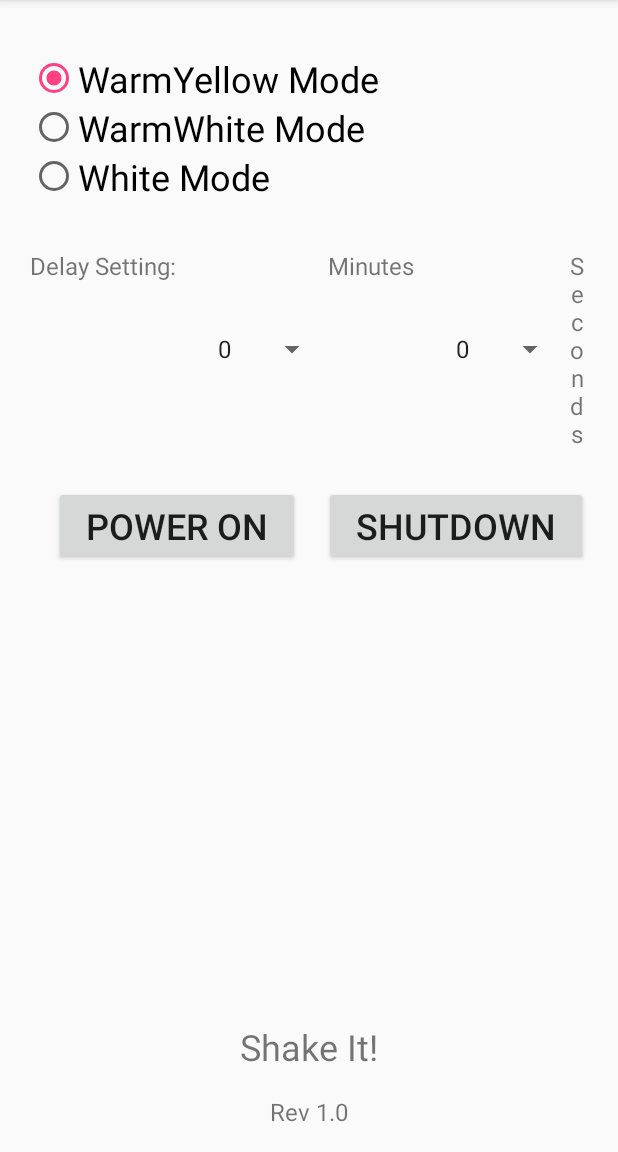
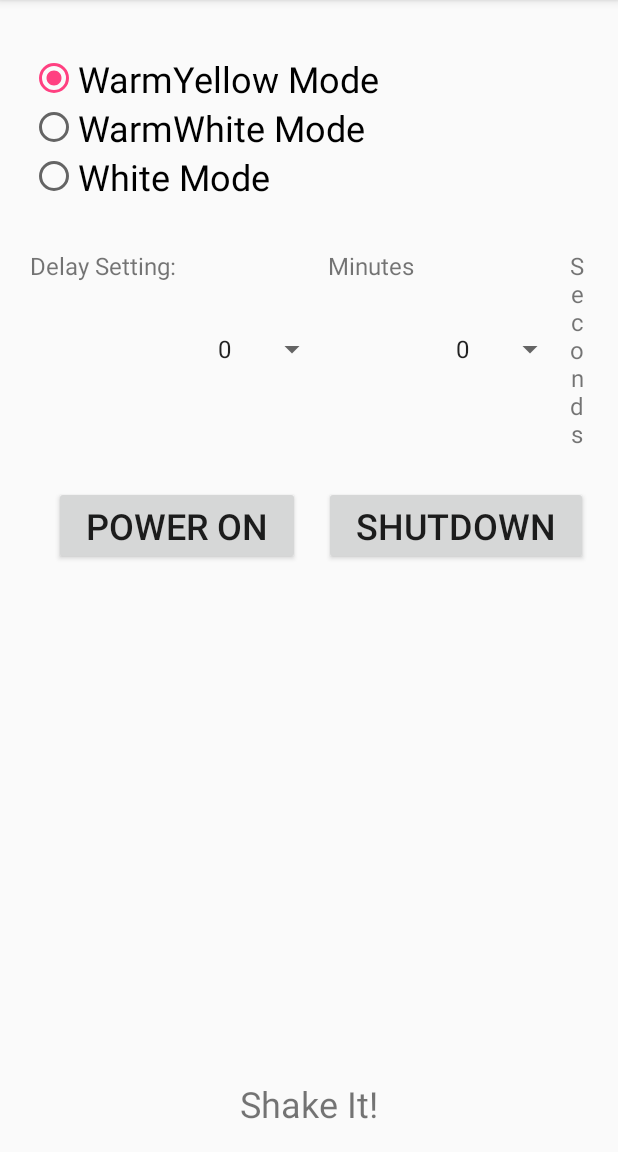
Before and after one commit to simonliu009/Android_Input_Examples, an Android app: the screen it shows after launch (MainActivity), on a phone screen of 412 x 824 dp, the part 84-1236 px from its top. Run offline under Robolectric (Android 15) with nearby library versions, the light colour scheme and no system bars.

Commit message:
1. Change the delay between each UDP packet to 800ms so that it won't mess up. 2. Remove the text "V1.0" from the activity_main.xml 3. Add auto version information (for each commit) in the build.gradle

```diff
--- a/app/src/main/res/layout/activity_main.xml
+++ b/app/src/main/res/layout/activity_main.xml
@@ -139,13 +139,6 @@
             android:text="@string/shake"
             android:textSize="24sp" />
 
-        <TextView
-            android:layout_width="wrap_content"
-            android:layout_height="wrap_content"
-            android:layout_gravity="center_horizontal"
-            android:text="@string/rev"
-            android:textSize="16sp"
-            android:layout_marginBottom="16dp" />
     </LinearLayout>
 
 </LinearLayout>
--- /dev/null
+++ b/app/src/main/res/menu/menu_main.xml
@@ -0,0 +1,4 @@
+<?xml version="1.0" encoding="utf-8"?>
+<menu>
+
+</menu>
--- a/app/src/main/res/values/strings.xml
+++ b/app/src/main/res/values/strings.xml
@@ -13,5 +13,5 @@
     <string name="shake">Shake It!</string>
     <string name="showdownMSG">Lamp will be shutdown after : </string>
     <string name="powerOnMSG">Lamp will be turned on in </string>
-    <string name="rev">Rev 1.0</string>
+    <string name="rev">Rev 1.1 Build 20161004.20.37</string>
 </resources>
```
Also changed, not shown: app/build.gradle (+10 -1 lines), app/src/main/java/com/example/simonliu/togglebuttonedittextarrayswitch/MainActivity.java (+7 -6 lines), 1 other file.
